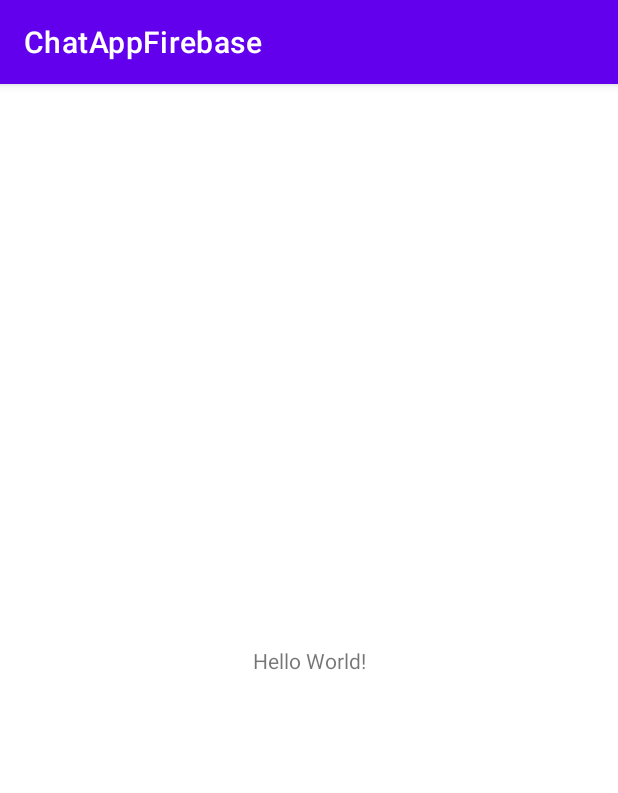
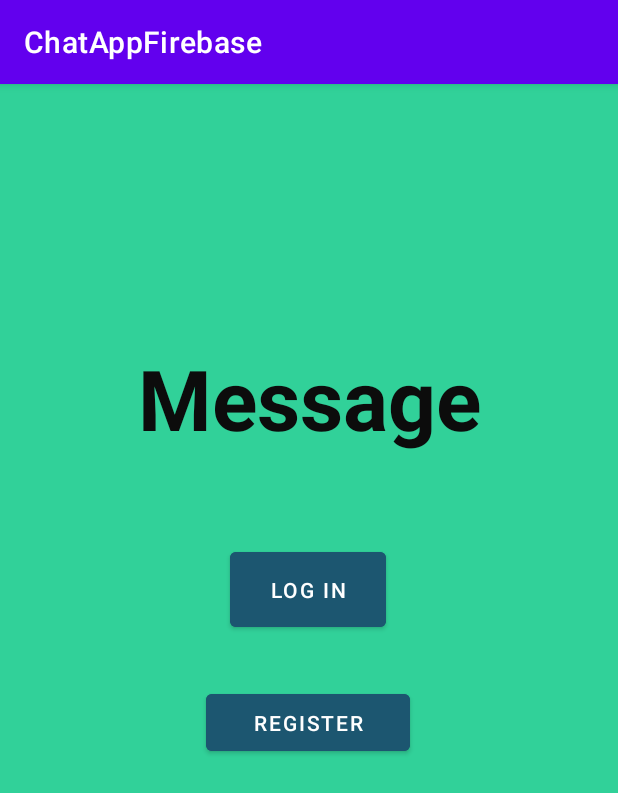
Before and after one commit to GabrielHr00/AndroidStudio--ChatApp--Firebase-WhatsApp, an Android app: the screen it shows after launch (StartActivity), on a phone screen of 412 x 824 dp. Shown: the top 793 px of the screen. Run offline under Robolectric (Android 15) with nearby library versions, the phone set to English and light mode, and no system bars.

Commit message:
Activities and StartActivity

```diff
--- a/ChatAppFirebase/app/src/main/AndroidManifest.xml
+++ b/ChatAppFirebase/app/src/main/AndroidManifest.xml
@@ -9,6 +9,11 @@
         android:roundIcon="@mipmap/ic_launcher_round"
         android:supportsRtl="true"
         android:theme="@style/Theme.ChatAppFirebase">
+        <activity android:name=".RegisterActivity"></activity>
+        <activity android:name=".MessageActivity" />
+        <activity android:name=".MainActivity" />
+        <activity android:name=".LogInActivity" />
+
         <activity android:name=".StartActivity">
             <intent-filter>
                 <action android:name="android.intent.action.MAIN" />
--- a/ChatAppFirebase/app/src/main/java/com/example/chatappfirebase/StartActivity.java
+++ b/ChatAppFirebase/app/src/main/java/com/example/chatappfirebase/StartActivity.java
@@ -2,13 +2,34 @@ package com.example.chatappfirebase;
 
 import androidx.appcompat.app.AppCompatActivity;
 
+import android.content.Intent;
 import android.os.Bundle;
+import android.view.View;
+import android.widget.Button;
 
 public class StartActivity extends AppCompatActivity {
+    Button login, register;
 
     @Override
     protected void onCreate(Bundle savedInstanceState) {
         super.onCreate(savedInstanceState);
         setContentView(R.layout.activity_start);
+
+        login = findViewById(R.id.login);
+        login.setOnClickListener(new View.OnClickListener() {
+            @Override
+            public void onClick(View v) {
+                startActivity(new Intent(getApplicationContext(), LogInActivity.class));
+            }
+        });
+
+        register = findViewById(R.id.register);
+        register.setOnClickListener(new View.OnClickListener() {
+            @Override
+            public void onClick(View v) {
+                startActivity(new Intent(getApplicationContext(), RegisterActivity.class));
+            }
+        });
+
     }
 }
--- a/ChatAppFirebase/app/src/main/res/layout/activity_start.xml
+++ b/ChatAppFirebase/app/src/main/res/layout/activity_start.xml
@@ -4,15 +4,47 @@
     xmlns:tools="http://schemas.android.com/tools"
     android:layout_width="match_parent"
     android:layout_height="match_parent"
+    android:background="#31D199"
     tools:context=".StartActivity">
 
+    <Button
+        android:id="@+id/login"
+        android:layout_width="104dp"
+        android:layout_height="62dp"
+        android:backgroundTint="#1C5670"
+        android:text="Log In"
+        app:layout_constraintBottom_toBottomOf="parent"
+        app:layout_constraintEnd_toEndOf="parent"
+        app:layout_constraintHorizontal_bias="0.498"
+        app:layout_constraintStart_toStartOf="parent"
+        app:layout_constraintTop_toTopOf="parent"
+        app:layout_constraintVertical_bias="0.433" />
+
+    <Button
+        android:id="@+id/register"
+        android:layout_width="136dp"
+        android:layout_height="50dp"
+        android:backgroundTint="#1C5670"
+        android:text="Register"
+        app:layout_constraintBottom_toBottomOf="parent"
+        app:layout_constraintEnd_toEndOf="parent"
+        app:layout_constraintHorizontal_bias="0.498"
+        app:layout_constraintStart_toStartOf="parent"
+        app:layout_constraintTop_toTopOf="parent"
+        app:layout_constraintVertical_bias="0.558" />
+
     <TextView
+        android:id="@+id/message"
         android:layout_width="wrap_content"
         android:layout_height="wrap_content"
-        android:text="Hello World!"
+        android:text="Message"
+        android:textAlignment="center"
+        android:textAppearance="@style/TextAppearance.AppCompat.Display3"
+        android:textColor="#0C0C0C"
+        android:textStyle="bold"
         app:layout_constraintBottom_toBottomOf="parent"
-        app:layout_constraintLeft_toLeftOf="parent"
-        app:layout_constraintRight_toRightOf="parent"
-        app:layout_constraintTop_toTopOf="parent" />
-
+        app:layout_constraintEnd_toEndOf="parent"
+        app:layout_constraintStart_toStartOf="parent"
+        app:layout_constraintTop_toTopOf="parent"
+        app:layout_constraintVertical_bias="0.248" />
 </androidx.constraintlayout.widget.ConstraintLayout>
--- /dev/null
+++ b/ChatAppFirebase/app/src/main/res/values/dimens.xml
@@ -0,0 +1,5 @@
+<resources>
+    <!-- Default screen margins, per the Android Design guidelines. -->
+    <dimen name="activity_horizontal_margin">16dp</dimen>
+    <dimen name="activity_vertical_margin">16dp</dimen>
+</resources>
--- a/ChatAppFirebase/build.gradle
+++ b/ChatAppFirebase/build.gradle
@@ -6,7 +6,7 @@ buildscript {
     }
     dependencies {
         classpath "com.android.tools.build:gradle:4.1.3"
-
+        classpath 'com.google.gms:google-services:4.3.10'
         // NOTE: Do not place your application dependencies here; they belong
         // in the individual module build.gradle files
     }
```
Also changed, not shown: ChatAppFirebase/app/build.gradle (+21 -2 lines), ChatAppFirebase/app/src/main/java/com/example/chatappfirebase/LogInActivity.java (added, +14 -0 lines), ChatAppFirebase/app/src/main/java/com/example/chatappfirebase/MainActivity.java (added, +14 -0 lines), ChatAppFirebase/app/src/main/java/com/example/chatappfirebase/MessageActivity.java (added, +14 -0 lines), ChatAppFirebase/app/src/main/java/com/example/chatappfirebase/RegisterActivity.java (added, +14 -0 lines), ChatAppFirebase/app/src/main/res/layout/activity_log_in.xml (added, +83 -0 lines), ChatAppFirebase/app/src/main/res/layout/activity_main.xml (added, +18 -0 lines), ChatAppFirebase/app/src/main/res/layout/activity_message.xml (added, +9 -0 lines), ChatAppFirebase/app/src/main/res/layout/activity_register.xml (added, +9 -0 lines), ChatAppFirebase/app/src/main/res/values/strings.xml (+9 -0 lines).
